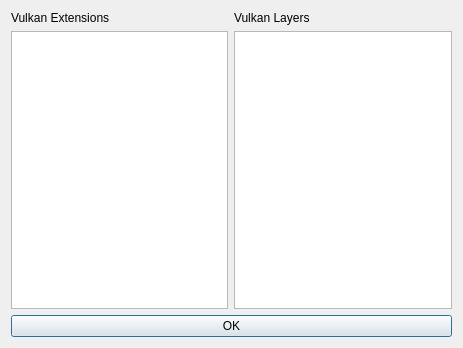
Old version of the form src/UI/About/AboutWindow.ui in the repository QixuanZhao/Vulkaniser.
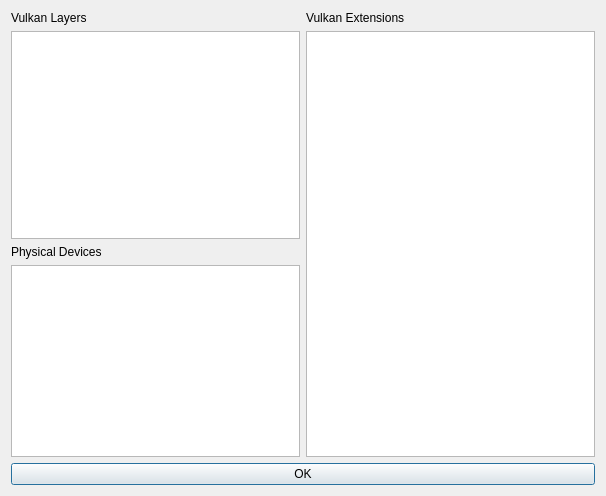
New version of the form.

Commit message: physical device list

```diff
--- a/src/UI/About/AboutWindow.ui
+++ b/src/UI/About/AboutWindow.ui
@@ -6,8 +6,8 @@
    <rect>
     <x>0</x>
     <y>0</y>
-    <width>463</width>
-    <height>348</height>
+    <width>606</width>
+    <height>496</height>
    </rect>
   </property>
   <property name="windowTitle">
@@ -17,7 +17,57 @@
    <item>
     <layout class="QHBoxLayout" name="horizontalLayout">
      <item>
-      <layout class="QVBoxLayout" name="verticalLayout_left">
+      <layout class="QVBoxLayout" name="vkInfoLayout">
+       <item>
+        <widget class="QLabel" name="vkLayerLabel">
+         <property name="text">
+          <string>Vulkan Layers</string>
+         </property>
+        </widget>
+       </item>
+       <item>
+        <widget class="QListView" name="vkLayerList">
+         <property name="editTriggers">
+          <set>QAbstractItemView::EditTrigger::NoEditTriggers</set>
+         </property>
+         <property name="alternatingRowColors">
+          <bool>true</bool>
+         </property>
+         <property name="uniformItemSizes">
+          <bool>true</bool>
+         </property>
+        </widget>
+       </item>
+       <item>
+        <widget class="QLabel" name="vkPDeviceLabel">
+         <property name="text">
+          <string>Physical Devices</string>
+         </property>
+        </widget>
+       </item>
+       <item>
+        <widget class="QListView" name="vkPDeviceList">
+         <property name="sizePolicy">
+          <sizepolicy hsizetype="Expanding" vsizetype="Minimum">
+           <horstretch>0</horstretch>
+           <verstretch>0</verstretch>
+          </sizepolicy>
+         </property>
+         <property name="editTriggers">
+          <set>QAbstractItemView::EditTrigger::NoEditTriggers</set>
+         </property>
+         <property name="alternatingRowColors">
+          <bool>true</bool>
+         </property>
+         <property name="uniformItemSizes">
+          <bool>true</bool>
+         </property>
+        </widget>
+       </item>
+      </layout>
+     </item>
+     <item>
+      <layout class="QVBoxLayout" name="vkExtLayout">
        <item>
         <widget class="QLabel" name="vkExtLabel">
          <property name="styleSheet">
@@ -43,30 +93,6 @@
        </item>
       </layout>
      </item>
-     <item>
-      <layout class="QVBoxLayout" name="verticalLayout_right">
-       <item>
-        <widget class="QLabel" name="vkLayerLabel">
-         <property name="text">
-          <string>Vulkan Layers</string>
-         </property>
-        </widget>
-       </item>
-       <item>
-        <widget class="QListView" name="vkLayerList">
-         <property name="editTriggers">
-          <set>QAbstractItemView::EditTrigger::NoEditTriggers</set>
-         </property>
-         <property name="alternatingRowColors">
-          <bool>true</bool>
-         </property>
-         <property name="uniformItemSizes">
-          <bool>true</bool>
-         </property>
-        </widget>
-       </item>
-      </layout>
-     </item>
     </layout>
    </item>
    <item>
```
The commit also changes 6 other files.
